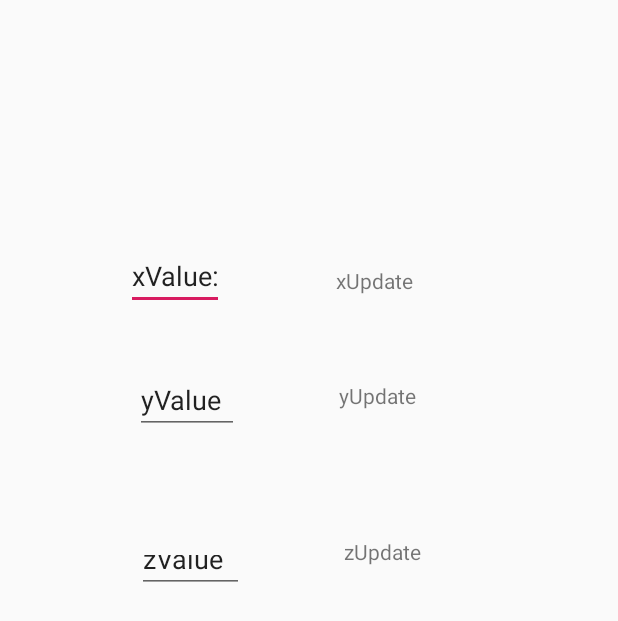
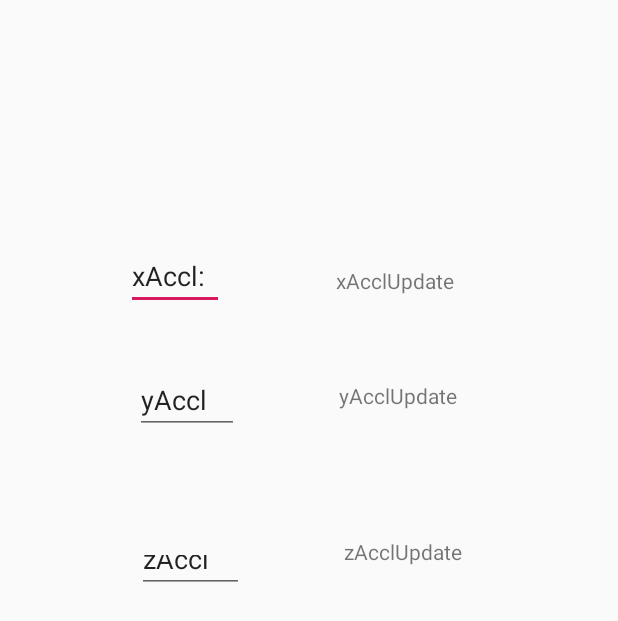
Before and after one commit to MingLeo/FYP-interactive, an Android app: the layout activity_accelerometer.xml on its own in the app's theme, with its tools: preview values and no code run, on a phone screen of 412 x 824 dp. Shown: the top 621 px of the screen. Run offline under Robolectric (Android 15) with nearby library versions, the phone set to English and light mode, and no system bars.

Commit message:
resolve all the probs already. Successfully switch from 'support:appcompat-v7' to 'androidx.appcompat:appcompat:1.0.0' already! Resolve all squiggly ugly fuggly fudgely Fking irritating curly curly Error messages after so many fking days! YASS! Time to/now can move forward w Camera & Bluetooth Implementation alrdy! :D

```diff
--- a/app/src/main/java/com/example/fyp_interactive/MainActivity.java
+++ b/app/src/main/java/com/example/fyp_interactive/MainActivity.java
@@ -1,11 +1,12 @@
 package com.example.fyp_interactive;
 
 import android.content.Intent;
-import android.support.v7.app.AppCompatActivity;
 import android.os.Bundle;
 import android.view.View;
 import android.widget.Button;
 import android.widget.TextView;
+
+import androidx.appcompat.app.AppCompatActivity;
 
 
 public class MainActivity extends AppCompatActivity {
--- a/app/src/main/res/layout/activity_accelerometer.xml
+++ b/app/src/main/res/layout/activity_accelerometer.xml
@@ -7,7 +7,7 @@
     tools:context=".Accelerometer">
 
     <EditText
-        android:id="@+id/xValueHeader"
+        android:id="@+id/xAccl"
         android:layout_width="65dp"
         android:layout_height="wrap_content"
         android:layout_alignParentStart="true"
@@ -16,21 +16,21 @@
         android:layout_marginTop="161dp"
         android:ems="10"
         android:inputType="textPersonName"
-        android:text="xValue:" />
+        android:text="xAccl:" />
 
     <TextView
-        android:id="@+id/xValueUpdate"
+        android:id="@+id/xAcclUpdate"
         android:layout_width="wrap_content"
         android:layout_height="wrap_content"
         android:layout_alignParentStart="true"
         android:layout_alignParentTop="true"
         android:layout_marginStart="224dp"
         android:layout_marginTop="177dp"
-        android:text="xUpdate" />
+        android:text="xAcclUpdate" />
 
 
     <EditText
-        android:id="@+id/yValueHeader"
+        android:id="@+id/yAccl"
         android:layout_width="69dp"
         android:layout_height="wrap_content"
         android:layout_alignParentStart="true"
@@ -39,20 +39,20 @@
         android:layout_marginTop="244dp"
         android:ems="10"
         android:inputType="textPersonName"
-        android:text="yValue" />
+        android:text="yAccl" />
 
     <TextView
-        android:id="@+id/yValueUpdate"
+        android:id="@+id/yAcclUpdate"
         android:layout_width="wrap_content"
         android:layout_height="wrap_content"
         android:layout_alignParentStart="true"
         android:layout_alignParentTop="true"
         android:layout_marginStart="226dp"
         android:layout_marginTop="254dp"
-        android:text="yUpdate" />
+        android:text="yAcclUpdate" />
 
     <EditText
-        android:id="@+id/zValueHeader"
+        android:id="@+id/zAccl"
         android:layout_width="71dp"
         android:layout_height="35dp"
         android:layout_alignParentStart="true"
@@ -61,15 +61,15 @@
         android:layout_marginTop="360dp"
         android:ems="10"
         android:inputType="textPersonName"
-        android:text="zValue" />
+        android:text="zAccl" />
 
     <TextView
-        android:id="@+id/zValueUpdate"
+        android:id="@+id/zAcclUpdate"
         android:layout_width="wrap_content"
         android:layout_height="wrap_content"
         android:layout_alignParentStart="true"
         android:layout_alignParentTop="true"
         android:layout_marginStart="229dp"
         android:layout_marginTop="358dp"
-        android:text="zUpdate" />
+        android:text="zAcclUpdate" />
 </RelativeLayout>
--- a/app/src/main/res/layout/activity_main.xml
+++ b/app/src/main/res/layout/activity_main.xml
@@ -1,5 +1,6 @@
 <?xml version="1.0" encoding="utf-8"?>
-<android.support.constraint.ConstraintLayout xmlns:android="http://schemas.android.com/apk/res/android"
+<androidx.constraintlayout.widget.ConstraintLayout
+    xmlns:android="http://schemas.android.com/apk/res/android"
     xmlns:app="http://schemas.android.com/apk/res-auto"
     xmlns:tools="http://schemas.android.com/tools"
     android:layout_width="match_parent"
@@ -59,4 +60,4 @@
         app:layout_constraintHorizontal_bias="0.0"
         app:layout_constraintStart_toStartOf="parent" />
 
-</android.support.constraint.ConstraintLayout>
+</androidx.constraintlayout.widget.ConstraintLayout>
```
Also changed, not shown: app/build.gradle (+5 -2 lines), app/src/main/java/com/example/fyp_interactive/Accelerometer.java (+4 -16 lines), app/src/main/java/com/example/fyp_interactive/Camera.java (+4 -3 lines), app/src/main/java/com/example/fyp_interactive/Gyroscope.java (+4 -9 lines), app/src/main/res/values/strings.xml (+5 -4 lines), 1 other file.
